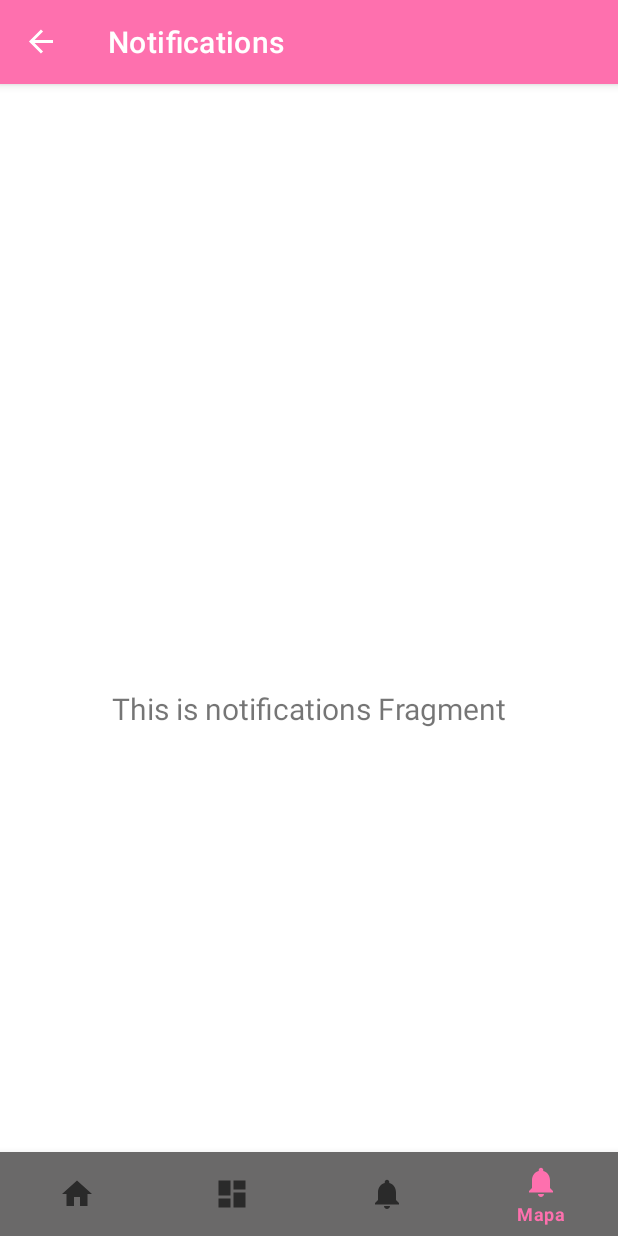
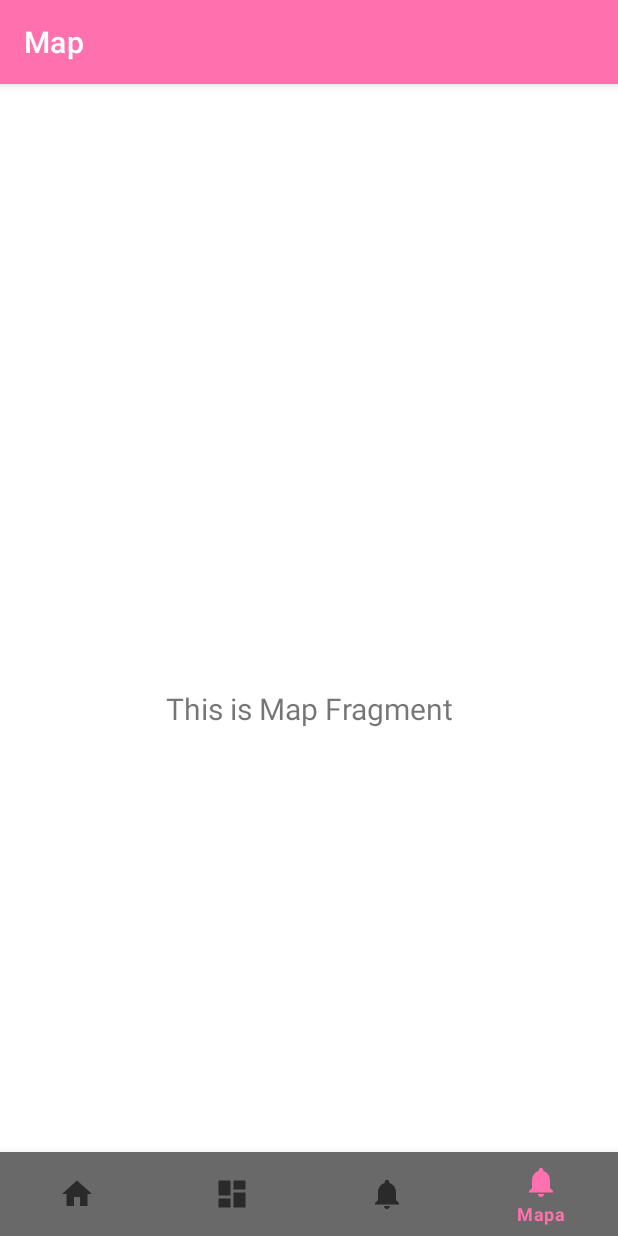
Before and after one commit to AndyNuzzi/RemindMeInfo, an Android app: the screen it shows after launch (MainActivity), item 4 of the bottom bar chosen, on a phone screen of 412 x 824 dp. Run offline under Robolectric (Android 15) with nearby library versions, the phone set to English and light mode, and no system bars; our stand-ins replace navigation-ui.

Commit message:
adding map fragment and model view

```diff
--- a/app/src/main/java/com/example/remindmeinfo/MainActivity.kt
+++ b/app/src/main/java/com/example/remindmeinfo/MainActivity.kt
@@ -26,7 +26,8 @@ class MainActivity : AppCompatActivity() {
         // menu should be considered as top level destinations.
         val appBarConfiguration = AppBarConfiguration(
             setOf(
-                R.id.navigation_home, R.id.navigation_dashboard, R.id.navigation_notifications
+                R.id.navigation_home, R.id.navigation_dashboard, R.id.navigation_notifications,
+                R.id.navigation_map
             )
         )
         setupActionBarWithNavController(navController, appBarConfiguration)
--- a/app/src/main/java/com/example/remindmeinfo/ui/map/MapFragment.kt
+++ b/app/src/main/java/com/example/remindmeinfo/ui/map/MapFragment.kt
@@ -7,11 +7,12 @@ import android.view.ViewGroup
 import android.widget.TextView
 import androidx.fragment.app.Fragment
 import androidx.lifecycle.ViewModelProvider
+import com.example.remindmeinfo.databinding.FragmentMapBinding
 import com.example.remindmeinfo.databinding.FragmentNotificationsBinding
 
 class MapFragment : Fragment() {
 
-    private var _binding: FragmentNotificationsBinding? = null
+    private var _binding: FragmentMapBinding? = null
 
     // This property is only valid between onCreateView and
     // onDestroyView.
@@ -22,14 +23,14 @@ class MapFragment : Fragment() {
         container: ViewGroup?,
         savedInstanceState: Bundle?
     ): View {
-        val notificationsViewModel =
+        val mapViewModel =
             ViewModelProvider(this).get(MapViewModel::class.java)
 
-        _binding = FragmentNotificationsBinding.inflate(inflater, container, false)
+        _binding = FragmentMapBinding.inflate(inflater, container, false)
         val root: View = binding.root
 
-        val textView: TextView = binding.textNotifications
-        notificationsViewModel.text.observe(viewLifecycleOwner) {
+        val textView: TextView = binding.textMap
+        mapViewModel.text.observe(viewLifecycleOwner) {
             textView.text = it
         }
         return root
--- a/app/src/main/java/com/example/remindmeinfo/ui/map/MapViewModel.kt
+++ b/app/src/main/java/com/example/remindmeinfo/ui/map/MapViewModel.kt
@@ -7,7 +7,7 @@ import androidx.lifecycle.ViewModel
 class MapViewModel : ViewModel() {
 
     private val _text = MutableLiveData<String>().apply {
-        value = "This is notifications Fragment"
+        value = "This is Map Fragment"
     }
     val text: LiveData<String> = _text
 }
--- a/app/src/main/res/drawable/ic_dashboard_black_24dp.xml
+++ b/app/src/main/res/drawable/ic_dashboard_black_24dp.xml
@@ -4,6 +4,6 @@
     android:viewportWidth="24.0"
     android:viewportHeight="24.0">
     <path
-        android:fillColor="#FF000000"
+        android:fillColor="#9A7DFE"
         android:pathData="M3,13h8L11,3L3,3v10zM3,21h8v-6L3,15v6zM13,21h8L21,11h-8v10zM13,3v6h8L21,3h-8z" />
 </vector>
--- a/app/src/main/res/drawable/ic_home_black_24dp.xml
+++ b/app/src/main/res/drawable/ic_home_black_24dp.xml
@@ -4,6 +4,6 @@
     android:viewportWidth="24.0"
     android:viewportHeight="24.0">
     <path
-        android:fillColor="#FF000000"
+        android:fillColor="#9A7DFE"
         android:pathData="M10,20v-6h4v6h5v-8h3L12,3 2,12h3v8z" />
 </vector>
--- a/app/src/main/res/drawable/ic_notifications_black_24dp.xml
+++ b/app/src/main/res/drawable/ic_notifications_black_24dp.xml
@@ -4,6 +4,6 @@
     android:viewportWidth="24.0"
     android:viewportHeight="24.0">
     <path
-        android:fillColor="#FF000000"
+        android:fillColor="#9A7DFE"
         android:pathData="M12,22c1.1,0 2,-0.9 2,-2h-4c0,1.1 0.89,2 2,2zM18,16v-5c0,-3.07 -1.64,-5.64 -4.5,-6.32L13.5,4c0,-0.83 -0.67,-1.5 -1.5,-1.5s-1.5,0.67 -1.5,1.5v0.68C7.63,5.36 6,7.92 6,11v5l-2,2v1h16v-1l-2,-2z" />
 </vector>
--- a/app/src/main/res/layout/fragment_map.xml
+++ b/app/src/main/res/layout/fragment_map.xml
@@ -4,7 +4,7 @@
     xmlns:tools="http://schemas.android.com/tools"
     android:layout_width="match_parent"
     android:layout_height="match_parent"
-    tools:context=".ui.dashboard.DashboardFragment">
+    tools:context=".ui.map.MapFragment">
 
     <TextView
         android:id="@+id/text_map"
--- a/app/src/main/res/navigation/mobile_navigation.xml
+++ b/app/src/main/res/navigation/mobile_navigation.xml
@@ -24,7 +24,7 @@
         tools:layout="@layout/fragment_notifications" />
     <fragment
         android:id="@+id/navigation_map"
-        android:name="com.example.remindmeinfo.ui.notifications.NotificationsFragment"
-        android:label="@string/title_notifications"
-        tools:layout="@layout/fragment_notifications" />
+        android:name="com.example.remindmeinfo.ui.map.MapFragment"
+        android:label="@string/title_map"
+        tools:layout="@layout/fragment_map" />
 </navigation>
--- a/app/src/main/res/values/strings.xml
+++ b/app/src/main/res/values/strings.xml
@@ -3,4 +3,5 @@
     <string name="title_home">Home</string>
     <string name="title_dashboard">Dashboard</string>
     <string name="title_notifications">Notifications</string>
+    <string name="title_map">Map</string>
 </resources>
```
